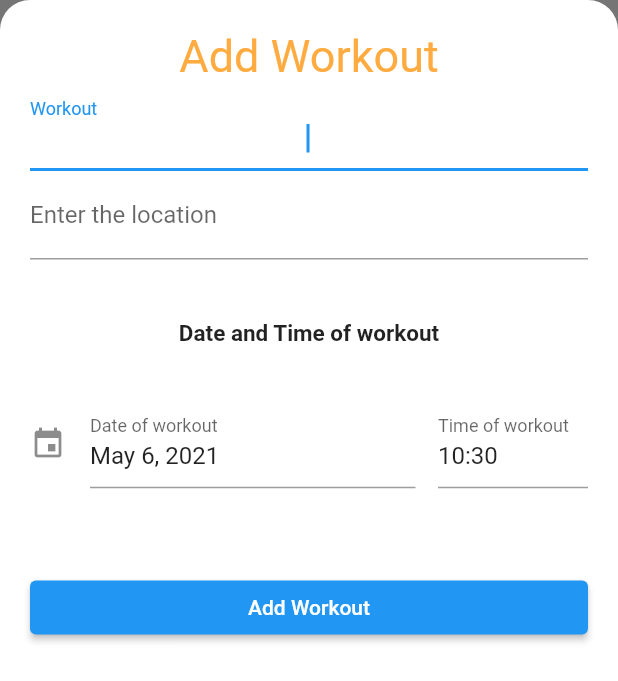
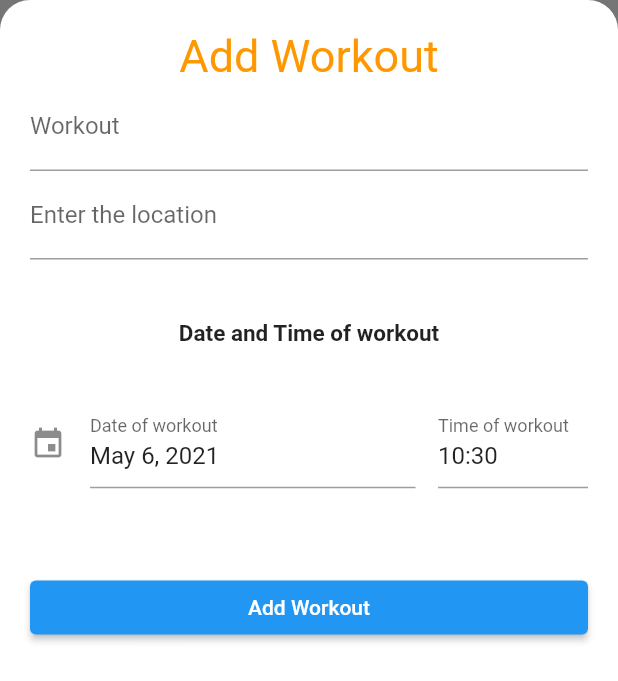
Before and after one commit to edwardrichtofen115/gym_day, a Flutter app: the CheckInPage widget shown alone on an empty page, opened directly, on a phone screen of 412 x 824 dp. Shown: the top 681 px of the screen. Run offline on Flutter 3.47's test engine with Material 2 defaults, Android fonts, the phone set to English and light mode, and no system bars; drawn by our look-alikes of date_time_picker; our stand-ins replace animated_splash_screen, cloud_firestore, firebase_auth, firebase_core, font_awesome_flutter, modal_progress_hud and 2 more; accounts and stored records are empty.

```diff
--- a/lib/checkin_page.dart
+++ b/lib/checkin_page.dart
@@ -45,11 +45,11 @@ class _CheckInPageState extends State<CheckInPage> {
               textAlign: TextAlign.center,
               style: TextStyle(
                 fontSize: 30.0,
-                color: Colors.orangeAccent,
+                color: Colors.orange,
               ),
             ),
             TextField(
-              autofocus: true,
+
               decoration: InputDecoration(
                 labelText: 'Workout',
               ),
@@ -59,7 +59,7 @@ class _CheckInPageState extends State<CheckInPage> {
               },
             ),
             TextField(
-              autofocus: true,
+
               textDirection: TextDirection.rtl,
               decoration: InputDecoration(
                 labelText: 'Enter the location',
```
Also changed, not shown: lib/logged_in_screen.dart (+28 -3 lines).
